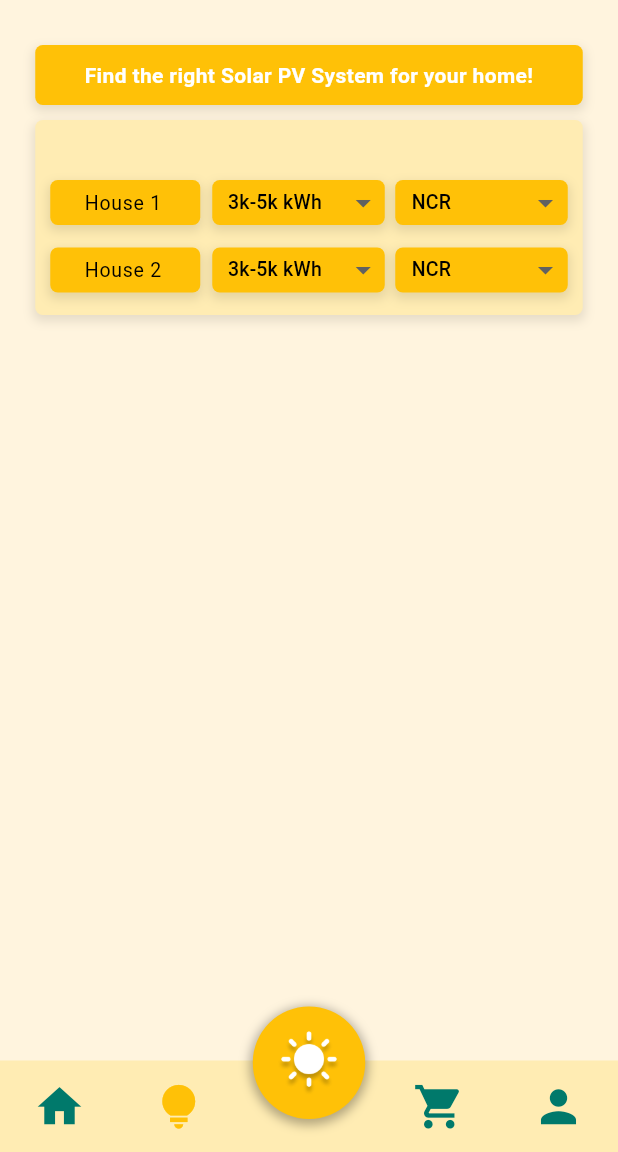
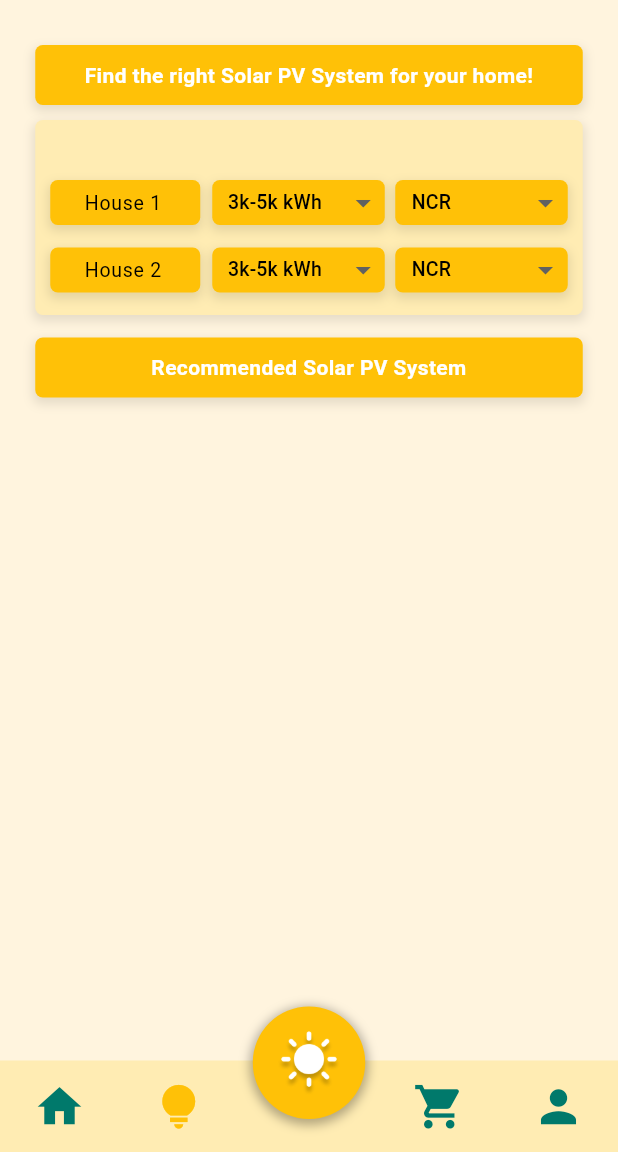
Before and after one commit to Alexdc12345/SINAG, a Flutter app: the RecommendationPage screen opened directly, on a phone screen of 412 x 824 dp, the part 84-1236 px from its top. Run offline on Flutter 3.47's test engine with Material 3 defaults, Android fonts, the light colour scheme and no system bars; our stand-ins replace fl_chart, geolocator.

Commit message:
Added a yellow container box for the Recommended PV system headline in recommendation screen

```diff
--- a/lib/Screens/Recommendation.dart
+++ b/lib/Screens/Recommendation.dart
@@ -505,6 +505,36 @@ class _RecommendationPageState extends State<RecommendationPage> {
               ),
             ),
           ),
+          Padding(
+            padding: const EdgeInsets.only(top: 15.0), // Adjust the value as needed
+            child: Container(
+              height: 40,
+              width: 365,
+              decoration: BoxDecoration(
+                color: const Color(0xFFFFC107),
+                borderRadius: BorderRadius.circular(5.0),
+                boxShadow: [
+                  BoxShadow(
+                    color: Colors.black.withOpacity(0.1),
+                    spreadRadius: 1,
+                    blurRadius: 5,
+                    offset: const Offset(0, 3),
+                  ),
+                ],
+              ),
+              child: Center(
+                child: Text(
+                  'Recommended Solar PV System',
+                  style: TextStyle(
+                    color: Colors.white,
+                    fontSize: 14,
+                    fontWeight: FontWeight.bold,
+                  ),
+                  textAlign: TextAlign.center,
+                ),
+              ),
+            ),
+          ),
           Expanded(
             child: Center(
               child: Container(
```
